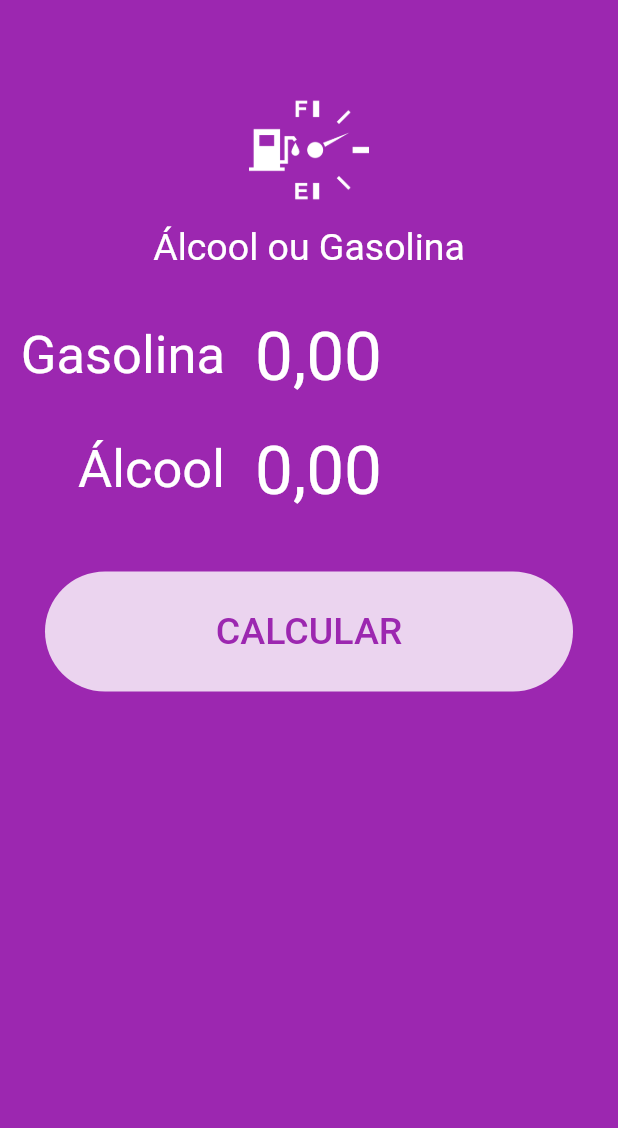
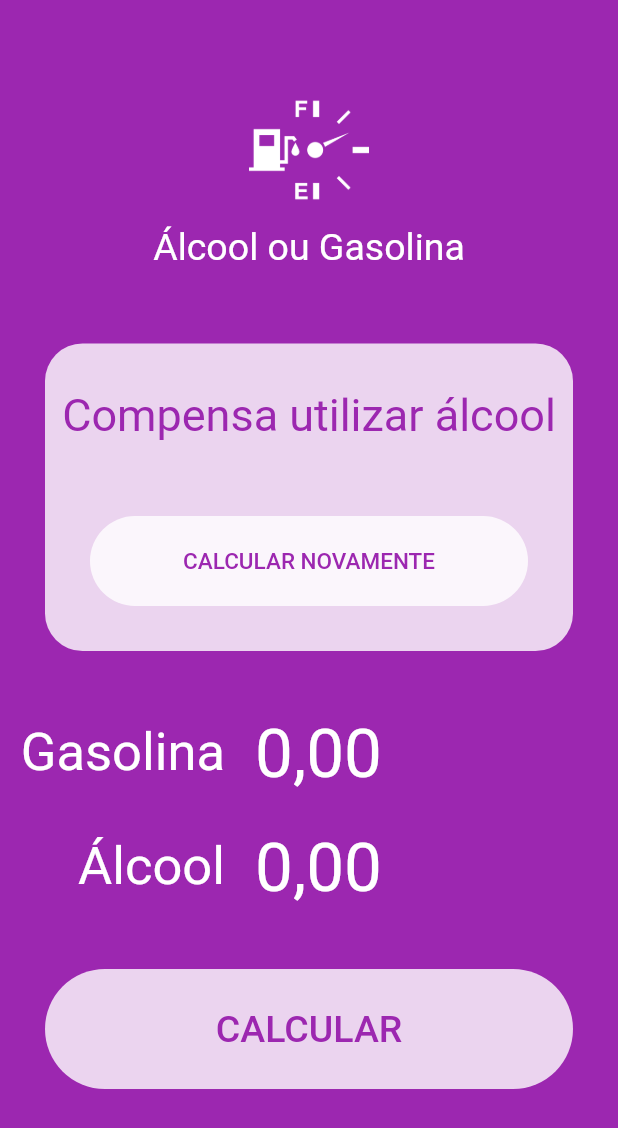
Before and after one commit to viniciusaugutis/flutter-alc-gasolina, a Flutter app: the screen it shows after launch, on a phone screen of 412 x 824 dp. Shown: the top 1128 px of the screen. Run offline on Flutter 3.47's test engine with Material 2 defaults, Android fonts, the phone set to English and light mode, and no system bars; our stand-ins replace flutter_masked_text; Roboto replaces fonts that are missing (Big Shoulders Display).

Commit message:
Layout da mensagem de sucesso

```diff
--- a/lib/main.dart
+++ b/lib/main.dart
@@ -33,6 +33,45 @@ class HomePage extends StatelessWidget {
         backgroundColor: Theme.of(context).primaryColor,
         body: ListView(children: <Widget>[
           Logo(),
+          Container(
+              margin: EdgeInsets.all(30),
+              decoration: BoxDecoration(
+                  color: Colors.white.withOpacity(0.8),
+                  borderRadius: BorderRadius.circular(25)),
+              child: Column(
+                children: <Widget>[
+                  SizedBox(height: 30),
+                  Text(
+                    "Compensa utilizar álcool",
+                    style: TextStyle(
+                        color: Theme.of(context).primaryColor,
+                        fontSize: 30,
+                        fontFamily: 'Big Shoulders Display'),
+                    textAlign: TextAlign.center,
+                  ),
+                  SizedBox(height: 20),
+                  Container(
+                    margin: EdgeInsets.all(30),
+                    height: 60,
+                    width: double.infinity,
+                    decoration: BoxDecoration(
+                      color: Colors.white.withOpacity(0.8),
+                      borderRadius: BorderRadius.circular(60),
+                    ),
+                    child: FlatButton(
+                      onPressed: () {},
+                      child: Text(
+                        "CALCULAR NOVAMENTE",
+                        style: TextStyle(
+                          color: Theme.of(context).primaryColor,
+                          fontSize: 15,
+                          fontFamily: "Big Shoulders Display",
+                        ),
+                      ),
+                    ),
+                  )
+                ],
+              )),
           Input(ctr: _gasCtrl, label: "Gasolina"),
           Input(ctr: _alcCtrl, label: "Álcool"),
           Container(
```
